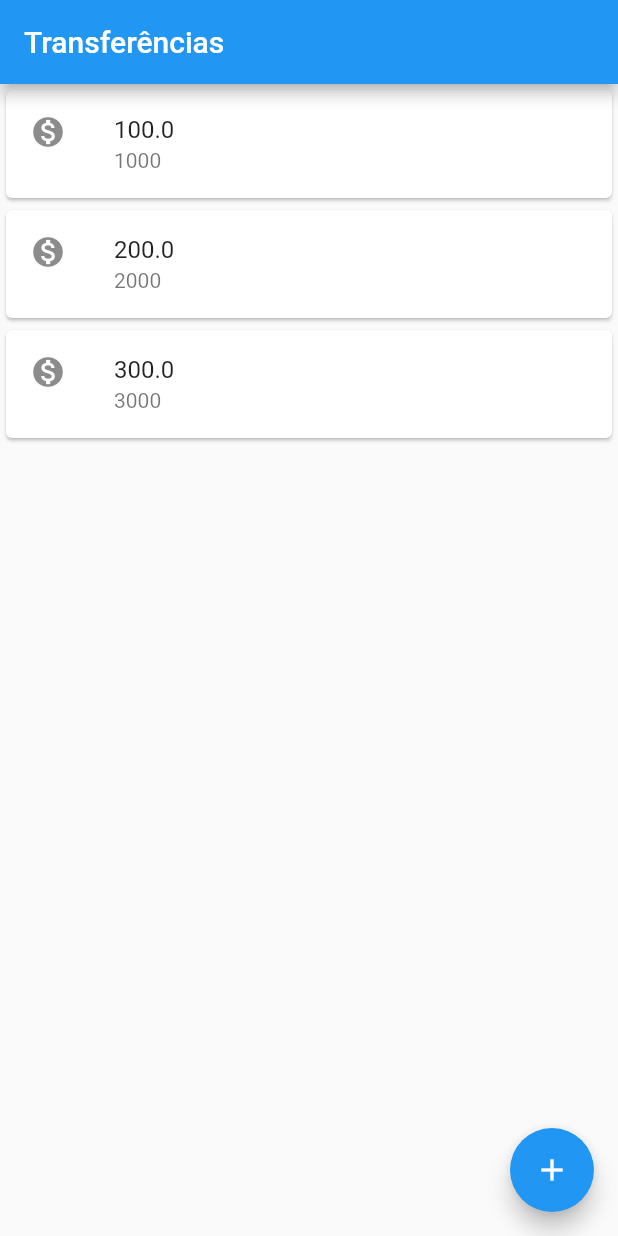
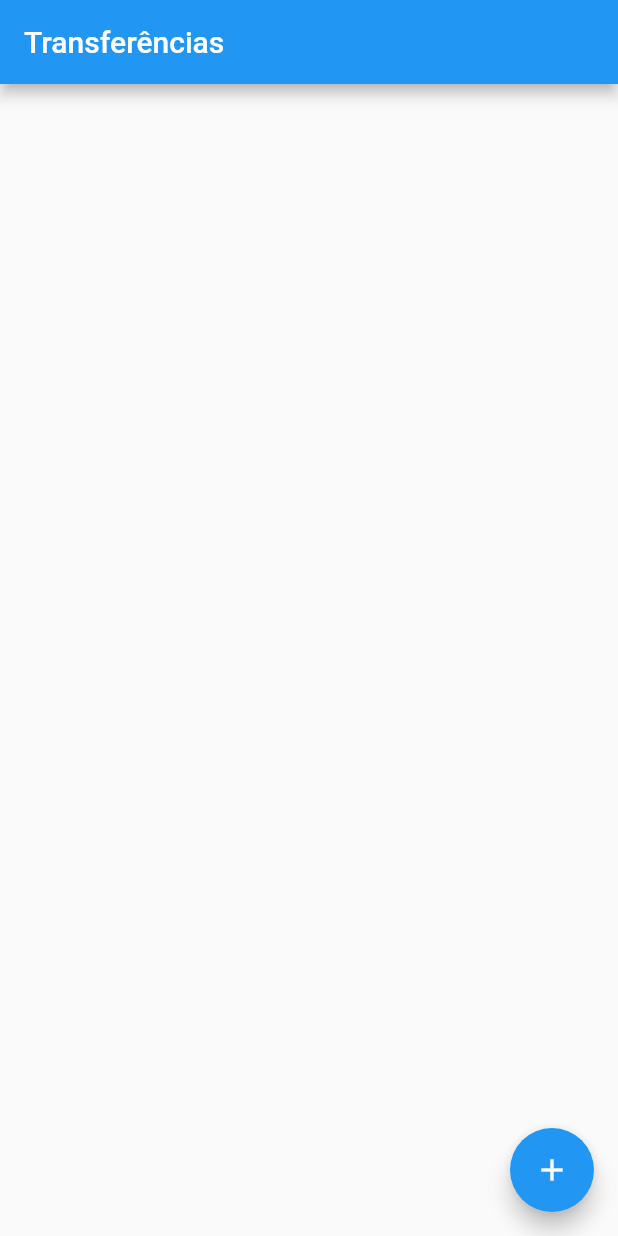
Before and after one commit to Slade-crypto/Flutter---Bytebank, a Flutter app: the screen it shows after launch, on a phone screen of 412 x 824 dp. Run offline on Flutter 3.47's test engine with Material 2 defaults, Android fonts, the light colour scheme and no system bars.

Commit message:
adicionando transferencia na lista e correções
Utilizando StatefulWidget, confirmando no formulario o numero da conta e o valor, estes dados serão apresentados na lista.
A correção esta relacionada ao fato de que a lista não estava atualizado pois não estava atualizando o State e build então a função setState() foi adicionada

```diff
--- a/lib/main.dart
+++ b/lib/main.dart
@@ -15,18 +15,26 @@ class ByteBankApp extends StatelessWidget {
   }
 }
 
-class FormularioTransferencia extends StatelessWidget {
+class FormularioTransferencia extends StatefulWidget {
+  FormularioTransferencia({Key? key}) : super(key: key);
+
+  @override
+  State<StatefulWidget> createState() {
+    return FormularioTransferenciaState();
+  }
+}
+
+class FormularioTransferenciaState extends State<FormularioTransferencia> {
   final TextEditingController _controladorCampoNumeroConta =
       TextEditingController();
   final TextEditingController _controladorCampoValor = TextEditingController();
-
-  FormularioTransferencia({Key? key}) : super(key: key);
 
   @override
   Widget build(BuildContext context) {
     return Scaffold(
       appBar: AppBar(title: Text('Criando Transferência')),
-      body: Column(
+      body: SingleChildScrollView(
+        child: Column(
           children: [
             Editor(
               controlador: _controladorCampoNumeroConta,
@@ -40,8 +48,10 @@ class FormularioTransferencia extends StatelessWidget {
               icone: Icons.monetization_on,
             ),
             ElevatedButton(
-              child: Text('Confirmar'), onPressed: () => _criaTransferencia(context)),
+                child: Text('Confirmar'),
+                onPressed: () => _criaTransferencia(context)),
           ],
+        ),
       ),
     );
   }
@@ -85,17 +95,29 @@ class Editor extends StatelessWidget {
   }
 }
 
-class ListaTransferecias extends StatelessWidget {
+class ListaTransferecias extends StatefulWidget {
+  final List<Transferencia?> _transferencias = [];
+
+  @override
+  State<StatefulWidget> createState() {
+    return ListaTransferenciasState();
+  }
+}
+
+class ListaTransferenciasState extends State<ListaTransferecias> {
   @override
   Widget build(BuildContext context) {
     // TODO: implement build
     return Scaffold(
-      body: Column(
-        children: [
-          ItemTransferencia(Transferencia(100, 1000)),
-          ItemTransferencia(Transferencia(200, 2000)),
-          ItemTransferencia(Transferencia(300, 3000)),
-        ],
+      appBar: AppBar(
+        title: Text('Transferências'),
+      ),
+      body: ListView.builder(
+        itemCount: widget._transferencias.length,
+        itemBuilder: (context, indice) {
+          final transferencia = widget._transferencias[indice];
+          return ItemTransferencia(transferencia!);
+        },
       ),
       floatingActionButton: FloatingActionButton(
         onPressed: () {
@@ -104,14 +126,18 @@ class ListaTransferecias extends StatelessWidget {
             return FormularioTransferencia();
           }));
           future.then((transferenciaRecebida) {
+            Future.delayed(Duration(seconds: 1), () {
               debugPrint('Chegou no then do future');
               debugPrint('$transferenciaRecebida');
+              if (transferenciaRecebida != null) {
+                setState(() {
+                  widget._transferencias.add(transferenciaRecebida);
+                });
+              }
+            });
           });
         },
         child: Icon(Icons.add),
-      ),
-      appBar: AppBar(
-        title: Text('Transferências'),
       ),
     );
   }
```
Lines whose indentation alone changed are shown as unchanged.
